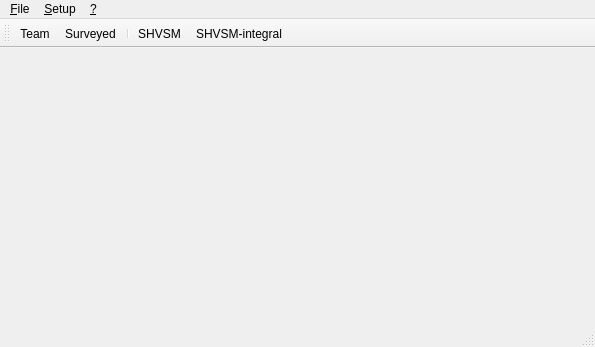
The window that shvsm/mainwindow.ui (SeregaGomen/shvsm) describes before a commit, drawn with Qt 5.
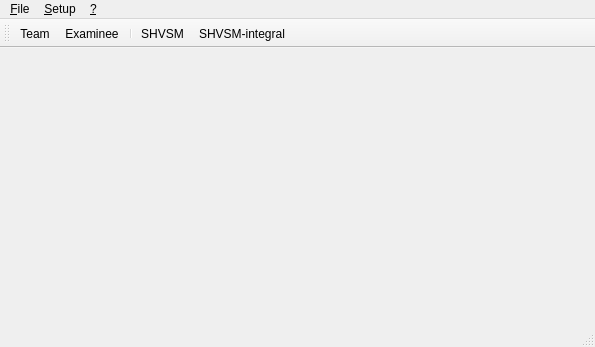
The same window after the commit. Icons and pictures are not drawn.

Diff of the .ui file:
```diff
--- a/shvsm/mainwindow.ui
+++ b/shvsm/mainwindow.ui
@@ -134,7 +134,7 @@
      <normaloff>:/image/user.png</normaloff>:/image/user.png</iconset>
    </property>
    <property name="text">
-    <string>&amp;Surveyed...</string>
+    <string>E&amp;xaminee...</string>
    </property>
    <property name="toolTip">
     <string>Create a new surveyed</string>
```
Left out of the diff: 38 changed lines with no effect on the pictures.
